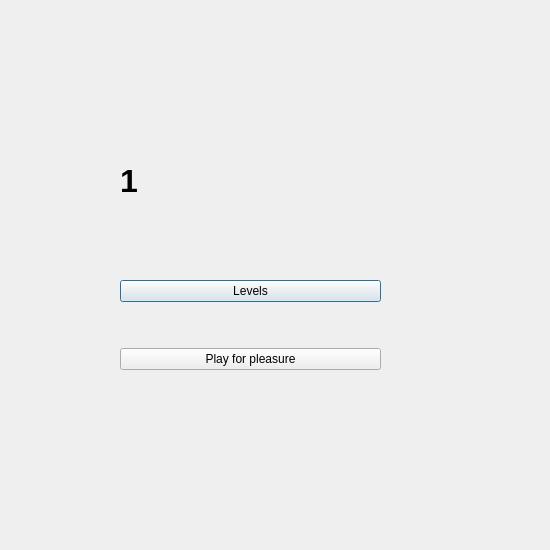
Old version of the form Sem2/lab1.2/newPuzzle/end.ui in the repository Alina-Hryn/OOP.
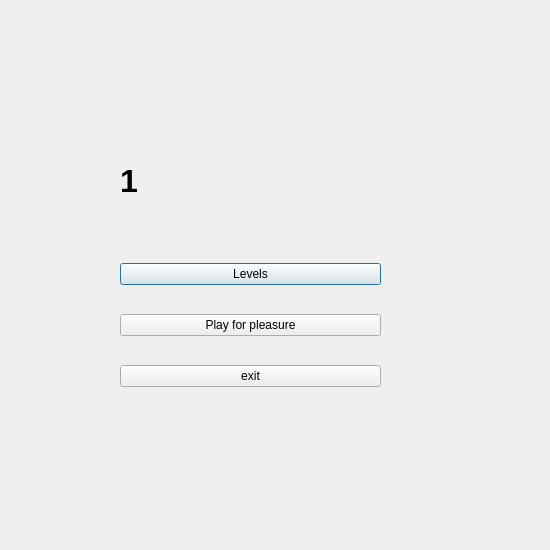
New version of the form.

The edit to the form file:
```diff
--- a/Sem2/lab1.2/newPuzzle/end.ui
+++ b/Sem2/lab1.2/newPuzzle/end.ui
@@ -520,6 +520,13 @@
       </property>
      </widget>
     </item>
+    <item>
+     <widget class="QPushButton" name="pushButton_3">
+      <property name="text">
+       <string>exit</string>
+      </property>
+     </widget>
+    </item>
    </layout>
   </widget>
  </widget>
```
